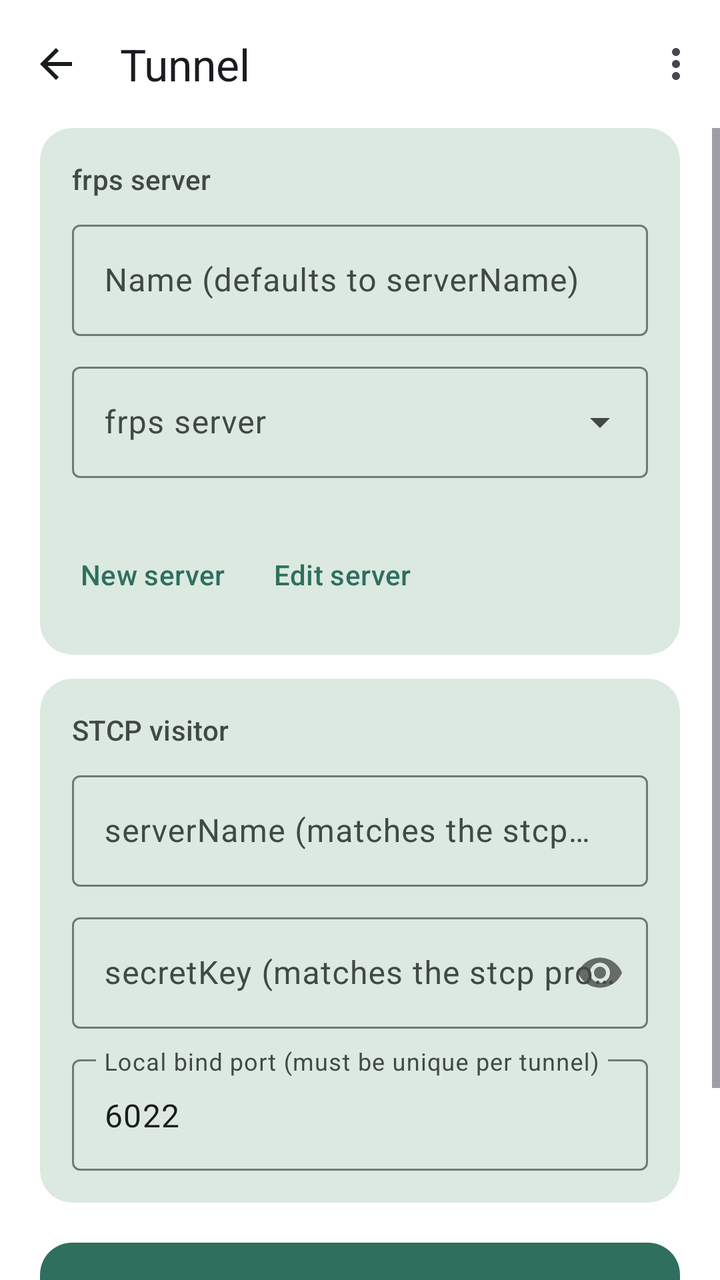
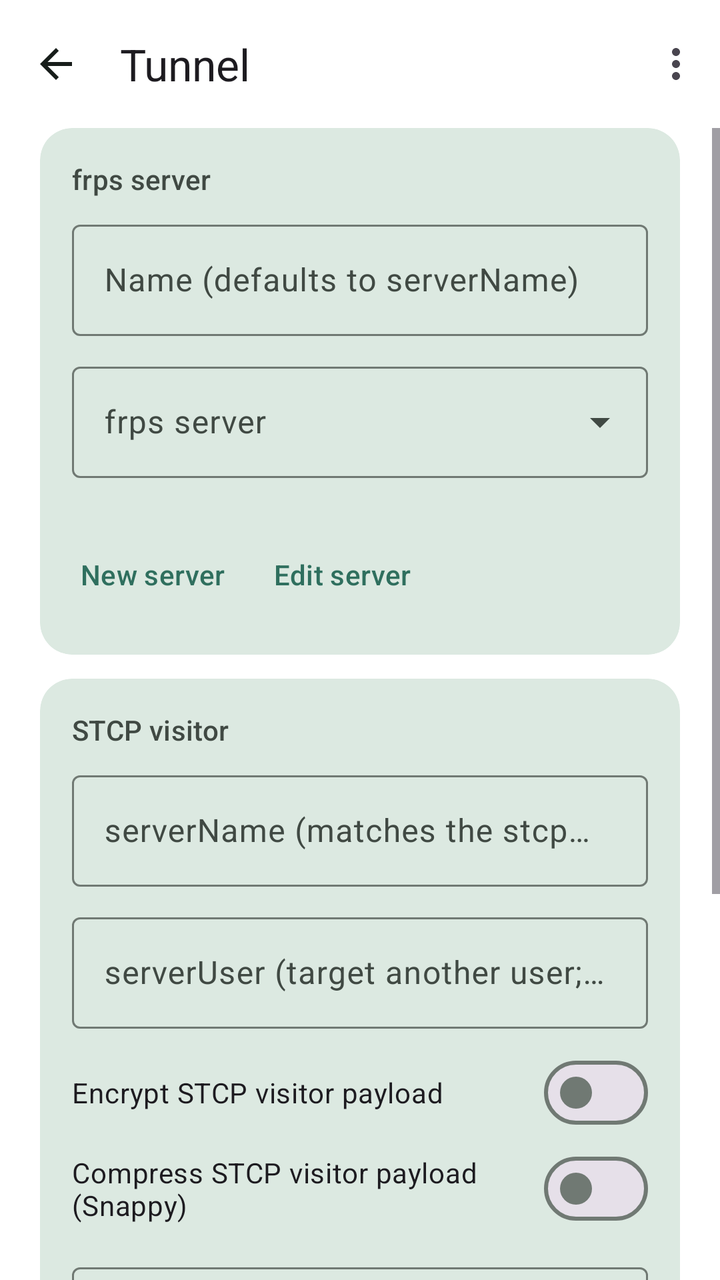

Two renders of the same Android screen: before a commit and after it. Below are the layout's source before the change and the commit's diff.
<!-- AndroidManifest.xml: application theme Theme.AiDevMob -->
<!-- res/layout/activity_tunnel_edit.xml -->
<?xml version="1.0" encoding="utf-8"?>
<LinearLayout xmlns:android="http://schemas.android.com/apk/res/android"
    xmlns:app="http://schemas.android.com/apk/res-auto"
    android:layout_width="match_parent"
    android:layout_height="match_parent"
    android:orientation="vertical"
    android:background="?attr/colorSurface">

    <com.google.android.material.appbar.MaterialToolbar
        android:id="@+id/toolbar"
        android:layout_width="match_parent"
        android:layout_height="?attr/actionBarSize"
        app:navigationIcon="@drawable/ic_arrow_back"
        app:navigationContentDescription="@string/action_back"
        app:navigationIconTint="?attr/colorOnSurface"
        app:title="@string/tunnel_edit_toolbar"
        app:menu="@menu/connection_edit_menu" />

    <ScrollView
        android:layout_width="match_parent"
        android:layout_height="0dp"
        android:layout_weight="1"
        android:fillViewport="true">

        <LinearLayout
            android:layout_width="match_parent"
            android:layout_height="wrap_content"
            android:orientation="vertical"
            android:paddingStart="20dp"
            android:paddingEnd="20dp"
            android:paddingBottom="20dp">

            <com.google.android.material.card.MaterialCardView
                style="@style/Widget.Material3.CardView.Filled"
                android:layout_width="match_parent"
                android:layout_height="wrap_content"
                app:cardCornerRadius="16dp"
                app:cardBackgroundColor="?attr/colorSurfaceVariant">

                <LinearLayout
                    android:layout_width="match_parent"
                    android:layout_height="wrap_content"
                    android:orientation="vertical"
                    android:padding="16dp">

                    <TextView
                        android:layout_width="wrap_content"
                        android:layout_height="wrap_content"
                        android:text="@string/tunnel_section_server"
                        android:textAppearance="?attr/textAppearanceTitleSmall"
                        android:textColor="?attr/colorOnSurfaceVariant"
                        android:layout_marginBottom="8dp" />

                    <com.google.android.material.textfield.TextInputLayout
                        style="@style/Widget.Material3.TextInputLayout.OutlinedBox"
                        android:layout_width="match_parent"
                        android:layout_height="wrap_content"
                        android:hint="@string/tunnel_hint_name">
                        <com.google.android.material.textfield.TextInputEditText
                            android:id="@+id/editName"
                            android:layout_width="match_parent"
                            android:layout_height="wrap_content"
                            android:inputType="text"
                            android:singleLine="true" />
                    </com.google.android.material.textfield.TextInputLayout>

                    
                    <com.google.android.material.textfield.TextInputLayout
                        style="@style/Widget.Material3.TextInputLayout.OutlinedBox.ExposedDropdownMenu"
                        android:layout_width="match_parent"
                        android:layout_height="wrap_content"
                        android:layout_marginTop="10dp"
                        android:hint="@string/tunnel_hint_server">
                        <com.google.android.material.textfield.MaterialAutoCompleteTextView
                            android:id="@+id/dropdownServer"
                            android:layout_width="match_parent"
                            android:layout_height="wrap_content"
                            android:inputType="none"
                            android:focusable="false" />
                    </com.google.android.material.textfield.TextInputLayout>

                    <TextView
                        android:id="@+id/textServerDetail"
                        android:layout_width="match_parent"
                        android:layout_height="wrap_content"
                        android:layout_marginTop="4dp"
                        android:textAppearance="?attr/textAppearanceBodySmall"
                        android:textColor="?attr/colorOnSurfaceVariant" />

                    <LinearLayout
                        android:layout_width="match_parent"
                        android:layout_height="wrap_content"
                        android:layout_marginTop="4dp"
                        android:orientation="horizontal">

                        <com.google.android.material.button.MaterialButton
                            android:id="@+id/buttonNewServer"
                            style="@style/Widget.Material3.Button.TextButton"
                            android:layout_width="wrap_content"
                            android:layout_height="wrap_content"
                            android:layout_marginStart="-8dp"
                            android:text="@string/tunnel_action_new_server" />

                        <com.google.android.material.button.MaterialButton
                            android:id="@+id/buttonEditServer"
                            style="@style/Widget.Material3.Button.TextButton"
                            android:layout_width="wrap_content"
                            android:layout_height="wrap_content"
                            android:text="@string/tunnel_action_edit_server" />
                    </LinearLayout>
                </LinearLayout>
            </com.google.android.material.card.MaterialCardView>

            <com.google.android.material.card.MaterialCardView
                style="@style/Widget.Material3.CardView.Filled"
                android:layout_width="match_parent"
                android:layout_height="wrap_content"
                android:layout_marginTop="12dp"
                app:cardCornerRadius="16dp"
                app:cardBackgroundColor="?attr/colorSurfaceVariant">

                <LinearLayout
                    android:layout_width="match_parent"
                    android:layout_height="wrap_content"
                    android:orientation="vertical"
                    android:padding="16dp">

                    <TextView
                        android:layout_width="wrap_content"
                        android:layout_height="wrap_content"
                        android:text="STCP visitor"
                        android:textAppearance="?attr/textAppearanceTitleSmall"
                        android:textColor="?attr/colorOnSurfaceVariant"
                        android:layout_marginBottom="8dp" />

                    <com.google.android.material.textfield.TextInputLayout
                        style="@style/Widget.Material3.TextInputLayout.OutlinedBox"
                        android:layout_width="match_parent"
                        android:layout_height="wrap_content"
                        android:hint="@string/tunnel_hint_server_name">
                        <com.google.android.material.textfield.TextInputEditText
                            android:id="@+id/editServerName"
                            android:layout_width="match_parent"
                            android:layout_height="wrap_content"
                            android:inputType="textNoSuggestions"
                            android:singleLine="true" />
                    </com.google.android.material.textfield.TextInputLayout>

                    <com.google.android.material.textfield.TextInputLayout
                        style="@style/Widget.Material3.TextInputLayout.OutlinedBox"
                        android:layout_width="match_parent"
                        android:layout_height="wrap_content"
                        android:layout_marginTop="10dp"
                        app:passwordToggleEnabled="true"
                        android:hint="@string/tunnel_hint_secret_key">
                        <com.google.android.material.textfield.TextInputEditText
                            android:id="@+id/editSecretKey"
                            android:layout_width="match_parent"
                            android:layout_height="wrap_content"
                            android:inputType="textPassword"
                            android:singleLine="true" />
                    </com.google.android.material.textfield.TextInputLayout>

                    <com.google.android.material.textfield.TextInputLayout
                        style="@style/Widget.Material3.TextInputLayout.OutlinedBox"
                        android:layout_width="match_parent"
                        android:layout_height="wrap_content"
                        android:layout_marginTop="10dp"
                        android:hint="@string/tunnel_hint_bind_port">
                        <com.google.android.material.textfield.TextInputEditText
                            android:id="@+id/editBindPort"
                            android:layout_width="match_parent"
                            android:layout_height="wrap_content"
                            android:inputType="number"
                            android:singleLine="true"
                            android:text="6022" />
                    </com.google.android.material.textfield.TextInputLayout>
                </LinearLayout>
            </com.google.android.material.card.MaterialCardView>

            <TextView
                android:id="@+id/textError"
                android:layout_width="match_parent"
                android:layout_height="wrap_content"
                android:layout_marginTop="12dp"
                android:textColor="?attr/colorError"
                android:visibility="gone" />

            <com.google.android.material.button.MaterialButton
                android:id="@+id/buttonSaveAndStart"
                android:layout_width="match_parent"
                android:layout_height="56dp"
                android:layout_marginTop="16dp"
                app:cornerRadius="16dp"
                android:text="@string/tunnel_action_save_and_start" />

            <com.google.android.material.button.MaterialButton
                android:id="@+id/buttonSave"
                style="@style/Widget.Material3.Button.TonalButton"
                android:layout_width="match_parent"
                android:layout_height="52dp"
                android:layout_marginTop="10dp"
                app:cornerRadius="16dp"
                android:text="@string/action_save_only" />

        </LinearLayout>
    </ScrollView>
</LinearLayout>
<!-- resources referenced by this layout -->
<resources>
  <!-- drawable ic_arrow_back (drawable) -->
  <vector xmlns:android="http://schemas.android.com/apk/res/android"
      android:width="24dp"
      android:height="24dp"
      android:viewportWidth="24"
      android:viewportHeight="24"
      android:tint="#FFFFFF">
      <path
          android:fillColor="#FF000000"
          android:pathData="M20,11 H7.8 l5.6,-5.6 L12,4 l-8,8 8,8 1.4,-1.4 L7.8,13 H20 Z" />
  </vector>
  <string name="action_back">Back</string>
  <string name="action_save_only">Save only</string>
  <string name="tunnel_action_edit_server">Edit server</string>
  <string name="tunnel_action_new_server">New server</string>
  <string name="tunnel_action_save_and_start">Save and start</string>
  <string name="tunnel_edit_toolbar">Tunnel</string>
  <string name="tunnel_hint_bind_port">Local bind port (must be unique per tunnel)</string>
  <string name="tunnel_hint_name">Name (defaults to serverName)</string>
  <string name="tunnel_hint_secret_key">secretKey (matches the stcp proxy)</string>
  <string name="tunnel_hint_server">frps server</string>
  <string name="tunnel_hint_server_name">serverName (matches the stcp proxy name)</string>
  <string name="tunnel_section_server">frps server</string>
  <style name="Theme.AiDevMob" parent="Theme.Material3.DayNight.NoActionBar">
          <item name="colorPrimary">@color/brand_primary</item>
          <item name="colorOnPrimary">@color/brand_on_primary</item>
          <item name="colorPrimaryContainer">@color/brand_primary_container</item>
          <item name="colorOnPrimaryContainer">@color/brand_on_primary_container</item>
  
          <item name="colorSecondary">@color/brand_secondary</item>
          <item name="colorOnSecondary">@color/brand_on_secondary</item>
          <item name="colorSecondaryContainer">@color/brand_secondary_container</item>
          <item name="colorOnSecondaryContainer">@color/brand_on_secondary_container</item>
  
          <item name="android:colorBackground">@color/brand_background</item>
          <item name="colorOnBackground">@color/brand_on_background</item>
          <item name="colorSurface">@color/brand_surface</item>
          <item name="colorOnSurface">@color/brand_on_surface</item>
          <item name="colorSurfaceVariant">@color/brand_surface_variant</item>
          <item name="colorOnSurfaceVariant">@color/brand_on_surface_variant</item>
          <item name="colorOutline">@color/brand_outline</item>
  
          <item name="colorError">@color/brand_error</item>
          <item name="colorOnError">@color/brand_on_error</item>
  
          <item name="android:statusBarColor">@color/brand_surface</item>
          <item name="android:navigationBarColor">@color/brand_surface</item>
          <item name="android:windowLightStatusBar">true</item>
          <item name="android:windowLightNavigationBar" tools:targetApi="27">true</item>
      </style>
  <color name="brand_primary">#2F6F5E</color>
  <color name="brand_on_primary">#FFFFFF</color>
  <color name="brand_primary_container">#B7F0DA</color>
  <color name="brand_on_primary_container">#002015</color>
  <color name="brand_secondary">#4C6358</color>
  <color name="brand_on_secondary">#FFFFFF</color>
  <color name="brand_secondary_container">#CEE9D9</color>
  <color name="brand_on_secondary_container">#092017</color>
  <color name="brand_background">#F5FBF6</color>
  <color name="brand_on_background">#171D1A</color>
  <color name="brand_surface">#FFFFFF</color>
  <color name="brand_on_surface">#171D1A</color>
  <color name="brand_surface_variant">#DCE9E1</color>
  <color name="brand_on_surface_variant">#404943</color>
  <color name="brand_outline">#707973</color>
  <color name="brand_error">#BA1A1A</color>
  <color name="brand_on_error">#FFFFFF</color>
</resources>

<!-- the commit's change to res/layout/activity_tunnel_edit.xml (unified diff, before → after) -->
@@ -151,6 +151,33 @@
                         android:layout_width="match_parent"
                         android:layout_height="wrap_content"
                         android:layout_marginTop="10dp"
+                        android:hint="@string/tunnel_hint_server_user">
+                        <com.google.android.material.textfield.TextInputEditText
+                            android:id="@+id/editServerUser"
+                            android:layout_width="match_parent"
+                            android:layout_height="wrap_content"
+                            android:inputType="textNoSuggestions"
+                            android:singleLine="true" />
+                    </com.google.android.material.textfield.TextInputLayout>
+
+                    <com.google.android.material.materialswitch.MaterialSwitch
+                        android:id="@+id/switchUseEncryption"
+                        android:layout_width="match_parent"
+                        android:layout_height="wrap_content"
+                        android:layout_marginTop="8dp"
+                        android:text="@string/tunnel_option_encryption" />
+
+                    <com.google.android.material.materialswitch.MaterialSwitch
+                        android:id="@+id/switchUseCompression"
+                        android:layout_width="match_parent"
+                        android:layout_height="wrap_content"
+                        android:text="@string/tunnel_option_compression" />
+
+                    <com.google.android.material.textfield.TextInputLayout
+                        style="@style/Widget.Material3.TextInputLayout.OutlinedBox"
+                        android:layout_width="match_parent"
+                        android:layout_height="wrap_content"
+                        android:layout_marginTop="10dp"
                         app:passwordToggleEnabled="true"
                         android:hint="@string/tunnel_hint_secret_key">
                         <com.google.android.material.textfield.TextInputEditText
<!-- resource entries referenced after the edit -->
@@ -22,6 +22,9 @@
   <string name="tunnel_hint_secret_key">secretKey (matches the stcp proxy)</string>
   <string name="tunnel_hint_server">frps server</string>
   <string name="tunnel_hint_server_name">serverName (matches the stcp proxy name)</string>
+  <string name="tunnel_hint_server_user">serverUser (target another user; optional)</string>
+  <string name="tunnel_option_compression">Compress STCP visitor payload (Snappy)</string>
+  <string name="tunnel_option_encryption">Encrypt STCP visitor payload</string>
   <string name="tunnel_section_server">frps server</string>
   <style name="Theme.AiDevMob" parent="Theme.Material3.DayNight.NoActionBar">
           <item name="colorPrimary">@color/brand_primary</item>
